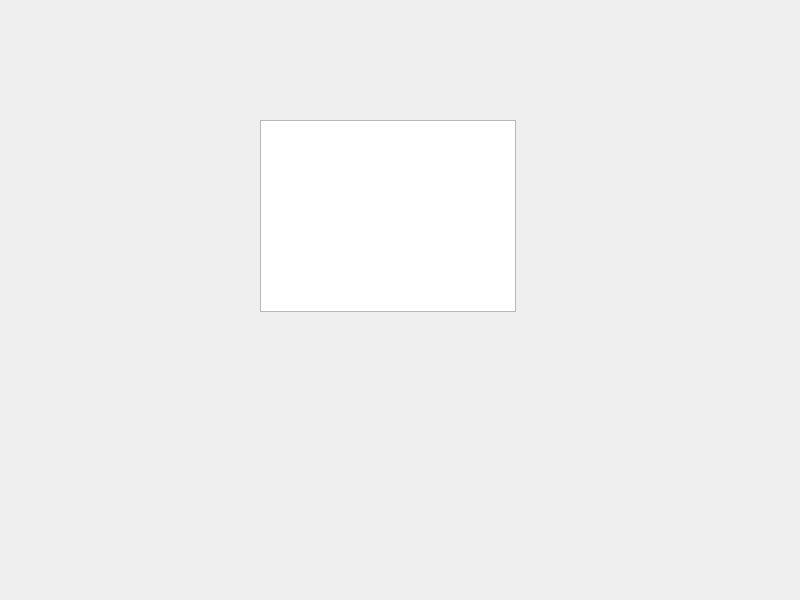
The window that listmaker.ui (Sparky626/Cinemania) describes before a commit, drawn with Qt 5.
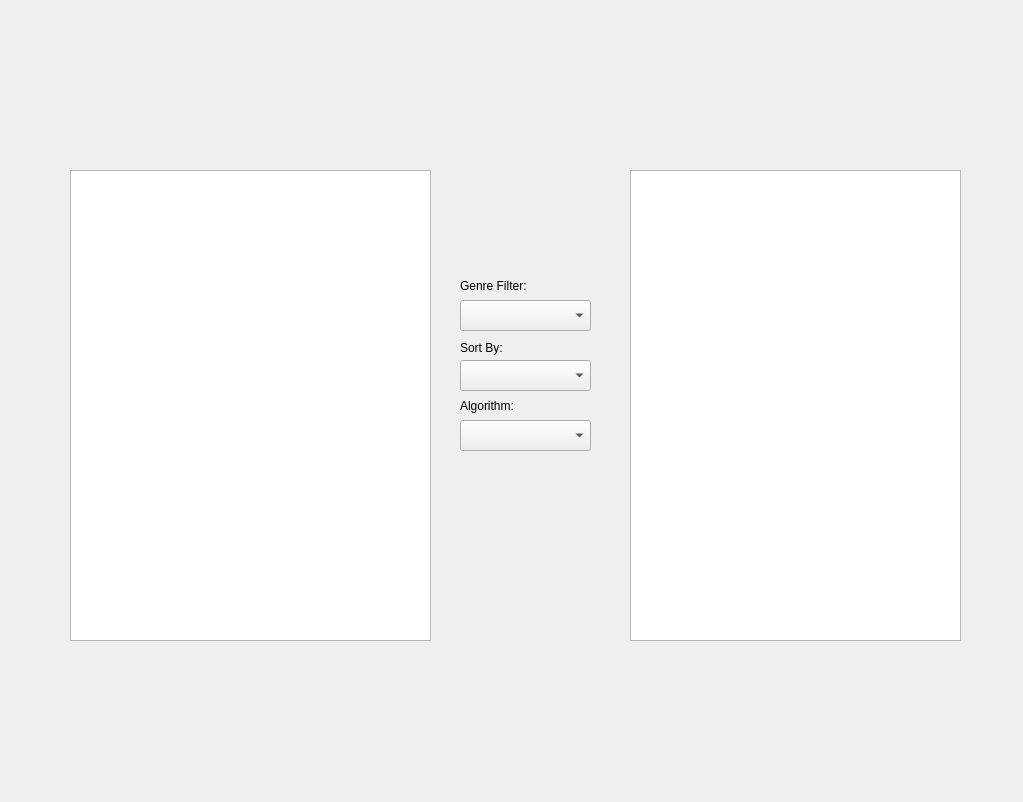
The same window after the commit.

Commit message: Touches to the GUI separated create list and main pages

What changed in the file:
```diff
--- a/listmaker.ui
+++ b/listmaker.ui
@@ -6,8 +6,8 @@
    <rect>
     <x>0</x>
     <y>0</y>
-    <width>800</width>
-    <height>600</height>
+    <width>1023</width>
+    <height>802</height>
    </rect>
   </property>
   <property name="windowTitle">
@@ -16,13 +16,123 @@
   <widget class="QListWidget" name="listWidget">
    <property name="geometry">
     <rect>
-     <x>260</x>
-     <y>120</y>
-     <width>256</width>
-     <height>192</height>
+     <x>70</x>
+     <y>170</y>
+     <width>361</width>
+     <height>471</height>
     </rect>
    </property>
   </widget>
+  <widget class="QComboBox" name="comboGenreBox">
+   <property name="geometry">
+    <rect>
+     <x>460</x>
+     <y>300</y>
+     <width>131</width>
+     <height>31</height>
+    </rect>
+   </property>
+  </widget>
+  <widget class="QLabel" name="logo_label">
+   <property name="geometry">
+    <rect>
+     <x>350</x>
+     <y>0</y>
+     <width>351</width>
+     <height>131</height>
+    </rect>
+   </property>
+   <property name="text">
+    <string/>
+   </property>
+  </widget>
+  <widget class="QLabel" name="genreLabel">
+   <property name="geometry">
+    <rect>
+     <x>460</x>
+     <y>276</y>
+     <width>71</width>
+     <height>20</height>
+    </rect>
+   </property>
+   <property name="text">
+    <string>Genre Filter:</string>
+   </property>
+  </widget>
+  <widget class="QLabel" name="sortLabel">
+   <property name="geometry">
+    <rect>
+     <x>460</x>
+     <y>340</y>
+     <width>49</width>
+     <height>16</height>
+    </rect>
+   </property>
+   <property name="text">
+    <string>Sort By:</string>
+   </property>
+  </widget>
+  <widget class="QComboBox" name="comboSortBox">
+   <property name="geometry">
+    <rect>
+     <x>460</x>
+     <y>360</y>
+     <width>131</width>
+     <height>31</height>
+    </rect>
+   </property>
+  </widget>
+  <widget class="QLabel" name="algoLabel">
+   <property name="geometry">
+    <rect>
+     <x>460</x>
+     <y>396</y>
+     <width>61</width>
+     <height>20</height>
+    </rect>
+   </property>
+   <property name="text">
+    <string>Algorithm:</string>
+   </property>
+  </widget>
+  <widget class="QComboBox" name="comboAlgoBox">
+   <property name="geometry">
+    <rect>
+     <x>460</x>
+     <y>420</y>
+     <width>131</width>
+     <height>31</height>
+    </rect>
+   </property>
+  </widget>
+  <widget class="QListWidget" name="listUserWidget">
+   <property name="geometry">
+    <rect>
+     <x>630</x>
+     <y>170</y>
+     <width>331</width>
+     <height>471</height>
+    </rect>
+   </property>
+  </widget>
+  <widget class="QLabel" name="timer">
+   <property name="geometry">
+    <rect>
+     <x>420</x>
+     <y>710</y>
+     <width>221</width>
+     <height>51</height>
+    </rect>
+   </property>
+   <property name="font">
+    <font>
+     <pointsize>16</pointsize>
+    </font>
+   </property>
+   <property name="text">
+    <string/>
+   </property>
+  </widget>
  </widget>
  <resources/>
  <connections/>
```
Left out of the diff: 2 changed lines with no effect on the pictures. The commit also changes 195 other files.
